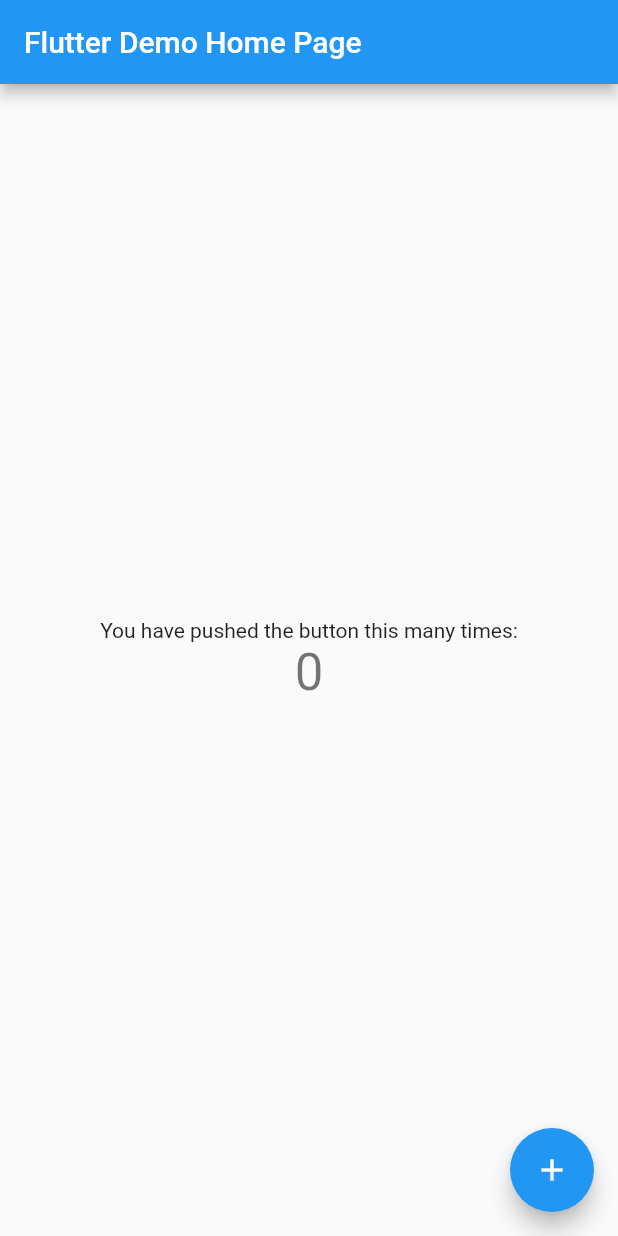
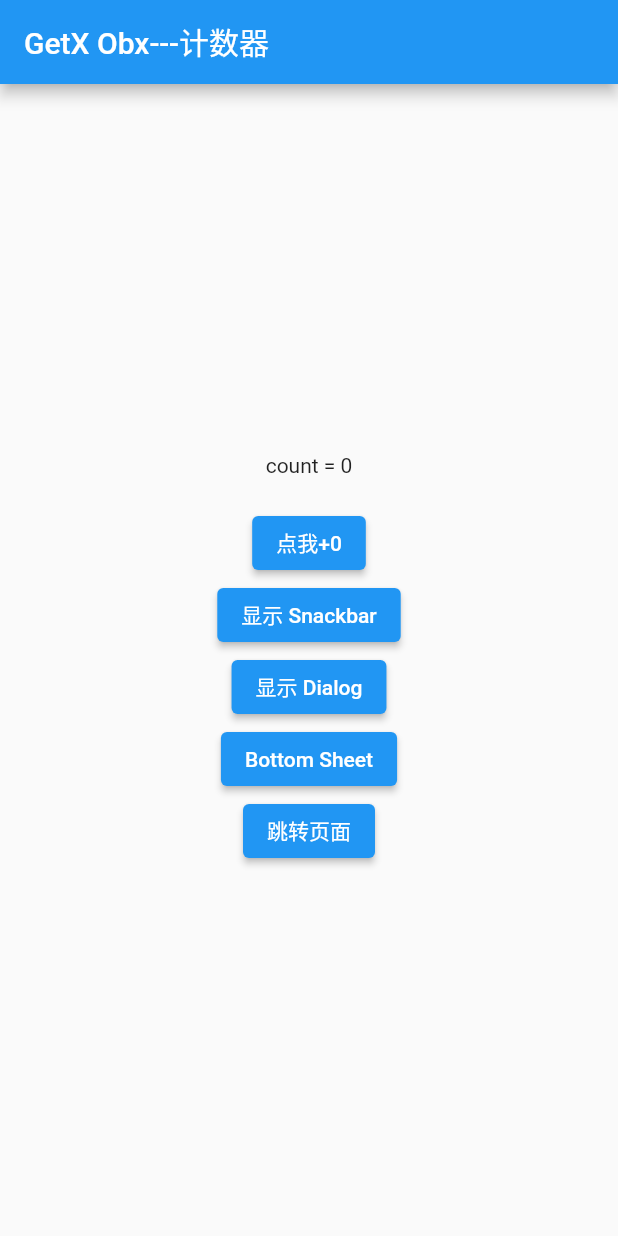
Before and after one commit to jiabibi888/Flutter_GetX_Demo, a Flutter app: the screen it shows after launch, on a phone screen of 412 x 824 dp. Run offline on Flutter 3.47's test engine with Material 2 defaults, Android fonts, the light colour scheme and no system bars; our stand-ins replace get.

Commit message:
项目代码

```diff
--- a/getx_demo/analysis_options.yaml
+++ b/getx_demo/analysis_options.yaml
@@ -22,6 +22,7 @@
   # `// ignore_for_file: name_of_lint` syntax on the line or in the file
   # producing the lint.
   rules:
+    prefer_const_constructors : false
     # avoid_print: false  # Uncomment to disable the `avoid_print` rule
     # prefer_single_quotes: true  # Uncomment to enable the `prefer_single_quotes` rule
 
--- a/getx_demo/lib/main.dart
+++ b/getx_demo/lib/main.dart
@@ -1,115 +1,154 @@
 import 'package:flutter/material.dart';
+import 'package:get/get.dart';
+import 'package:getx_demo/my_view.dart';
 
-void main() {
-  runApp(const MyApp());
-}
+import 'home_view.dart';
+
+void main() => runApp(MyApp());
 
 class MyApp extends StatelessWidget {
+
   const MyApp({Key? key}) : super(key: key);
 
-  // This widget is the root of your application.
   @override
   Widget build(BuildContext context) {
-    return MaterialApp(
-      title: 'Flutter Demo',
-      theme: ThemeData(
-        // This is the theme of your application.
-        //
-        // Try running your application with "flutter run". You'll see the
-        // application has a blue toolbar. Then, without quitting the app, try
-        // changing the primarySwatch below to Colors.green and then invoke
-        // "hot reload" (press "r" in the console where you ran "flutter run",
-        // or simply save your changes to "hot reload" in a Flutter IDE).
-        // Notice that the counter didn't reset back to zero; the application
-        // is not restarted.
-        primarySwatch: Colors.blue,
-      ),
-      home: const MyHomePage(title: 'Flutter Demo Home Page'),
+    // return GetMaterialApp(
+    //   title: 'GetX',
+    //   home: ObxCountExample(),
+    // );
+
+    //命名式路由导航
+    return GetMaterialApp(
+      title: 'GetX',
+      initialRoute: "/",
+      defaultTransition: Transition.rightToLeft,
+      getPages: [
+        GetPage(name: "/", page: () => ObxCountExample()),
+        GetPage(name: "/home", page: () => HomeView()),
+        GetPage(name: "/my", page: () => MyView(), transition: Transition.zoom)
+      ],
+      // home: ObxCountExample(),
     );
   }
 }
 
-class MyHomePage extends StatefulWidget {
-  const MyHomePage({Key? key, required this.title}) : super(key: key);
+// ignore: must_be_immutable
+class ObxCountExample extends StatelessWidget {
+  var count = 0.obs;
 
-  // This widget is the home page of your application. It is stateful, meaning
-  // that it has a State object (defined below) that contains fields that affect
-  // how it looks.
+  ObxCountExample({Key? key}) : super(key: key);
 
-  // This class is the configuration for the state. It holds the values (in this
-  // case the title) provided by the parent (in this case the App widget) and
-  // used by the build method of the State. Fields in a Widget subclass are
-  // always marked "final".
-
-  final String title;
-
-  @override
-  State<MyHomePage> createState() => _MyHomePageState();
-}
-
-class _MyHomePageState extends State<MyHomePage> {
-  int _counter = 0;
-
-  void _incrementCounter() {
-    setState(() {
-      // This call to setState tells the Flutter framework that something has
-      // changed in this State, which causes it to rerun the build method below
-      // so that the display can reflect the updated values. If we changed
-      // _counter without calling setState(), then the build method would not be
-      // called again, and so nothing would appear to happen.
-      _counter++;
-    });
+  void incremet() {
+    count++;
   }
 
   @override
   Widget build(BuildContext context) {
-    // This method is rerun every time setState is called, for instance as done
-    // by the _incrementCounter method above.
-    //
-    // The Flutter framework has been optimized to make rerunning build methods
-    // fast, so that you can just rebuild anything that needs updating rather
-    // than having to individually change instances of widgets.
     return Scaffold(
       appBar: AppBar(
-        // Here we take the value from the MyHomePage object that was created by
-        // the App.build method, and use it to set our appbar title.
-        title: Text(widget.title),
+        title: Text('GetX Obx---计数器'),
       ),
       body: Center(
-        // Center is a layout widget. It takes a single child and positions it
-        // in the middle of the parent.
         child: Column(
-          // Column is also a layout widget. It takes a list of children and
-          // arranges them vertically. By default, it sizes itself to fit its
-          // children horizontally, and tries to be as tall as its parent.
-          //
-          // Invoke "debug painting" (press "p" in the console, choose the
-          // "Toggle Debug Paint" action from the Flutter Inspector in Android
-          // Studio, or the "Toggle Debug Paint" command in Visual Studio Code)
-          // to see the wireframe for each widget.
-          //
-          // Column has various properties to control how it sizes itself and
-          // how it positions its children. Here we use mainAxisAlignment to
-          // center the children vertically; the main axis here is the vertical
-          // axis because Columns are vertical (the cross axis would be
-          // horizontal).
           mainAxisAlignment: MainAxisAlignment.center,
-          children: <Widget>[
-            const Text(
-              'You have pushed the button this many times:',
+          crossAxisAlignment: CrossAxisAlignment.center,
+          children: [
+            Obx(() => Text('count = $count')),
+            SizedBox(height: 20),
+            Obx(() => ElevatedButton(
+                  child: Text('点我+$count'),
+                  onPressed: () {
+                    incremet();
+                  },
+                )),
+            ElevatedButton(
+                onPressed: () {
+                  Get.snackbar(
+                    '标题',
+                    '使用SnackBar',
+                    colorText: Colors.red,
+                    duration: Duration(seconds: 5)
+                  );
+                },
+                child: Text("显示 Snackbar")
             ),
-            Text(
-              '$_counter',
-              style: Theme.of(context).textTheme.headline4,
+            ElevatedButton(
+                onPressed: () {
+                  Get.defaultDialog(
+                    title: '标题',
+                    middleText: '内容',
+                    textConfirm: '确定',
+                    textCancel: '取消',
+                    onConfirm: () {
+                      debugPrint('确定');
+                      Navigator.pop(context);
+                    },
+                    onCancel: () {
+                      debugPrint('取消');
+                    }
+                  );
+                },
+                child: Text("显示 Dialog")
             ),
+            ElevatedButton(
+              onPressed: () {
+                Get.bottomSheet(
+                  Wrap(
+                      children: [
+                        ListTile(
+                          leading: Icon(Icons.wb_sunny_outlined),
+                          title: Text('白天模式'),
+                          onTap: () {
+                            Get.changeTheme(ThemeData.light());
+                          },
+                        ),
+                        ListTile(
+                          leading: Icon(Icons.wb_sunny),
+                          title: Text('黑夜模式'),
+                          onTap: () {
+                            Get.changeTheme(ThemeData.dark());
+                          },
+                        )
+                      ],
+                    ),
+                );
+              },
+              child: Text("Bottom Sheet")
+            ),
+            ElevatedButton(
+              onPressed: () async {
+                // //路由跳转
+                // Get.to(Home());
+
+                // //基本使用
+                // Get.to(
+                //   Home(),
+                //   fullscreenDialog: true,
+                //   transition: Transition.rightToLeft,
+                //   duration: Duration(milliseconds: 2000),
+                //   curve: Curves.easeInOut
+                // );
+
+                // //传递参数给下一个页面
+                // Get.to(
+                //   Home(),
+                //   arguments: 'Hello GetX'
+                // );
+
+                // //接收上一个页面的数据
+                // var data = await Get.to(
+                //   Home(),
+                //   arguments: 'Hello GetX'
+                // );
+                // print('我刚刚接受到了数据 $data');
+
+                //命名路由跳转
+                Get.toNamed("/home");
+              },
+              child: Text('跳转页面'))
           ],
         ),
       ),
-      floatingActionButton: FloatingActionButton(
-        onPressed: _incrementCounter,
-        tooltip: 'Increment',
-        child: const Icon(Icons.add),
-      ), // This trailing comma makes auto-formatting nicer for build methods.
     );
   }
 }
--- a/getx_demo/pubspec.yaml
+++ b/getx_demo/pubspec.yaml
@@ -34,6 +34,7 @@
   # The following adds the Cupertino Icons font to your application.
   # Use with the CupertinoIcons class for iOS style icons.
   cupertino_icons: ^1.0.2
+  get: ^4.3.8
 
 dev_dependencies:
   flutter_test:
```
Also changed, not shown: getx_demo/lib/home_view.dart (added, +34 -0 lines), getx_demo/lib/model/person.dart (added, +13 -0 lines), getx_demo/lib/my_view.dart (added, +17 -0 lines), getx_demo/pubspec.lock.
